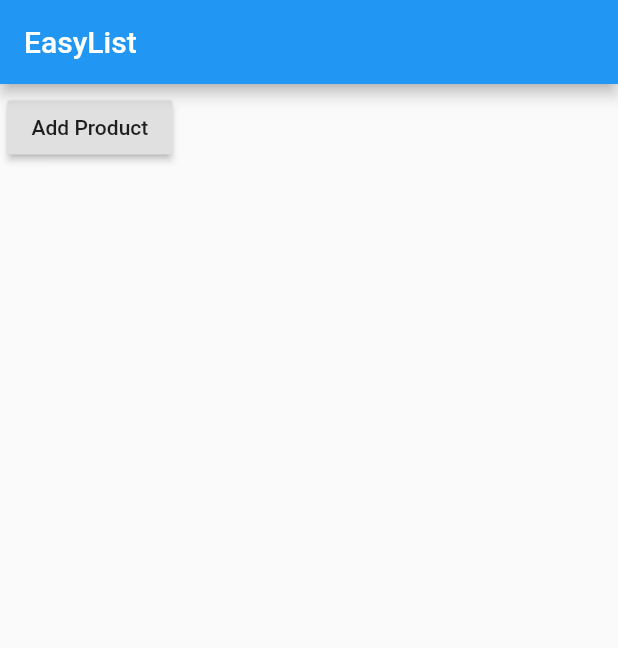
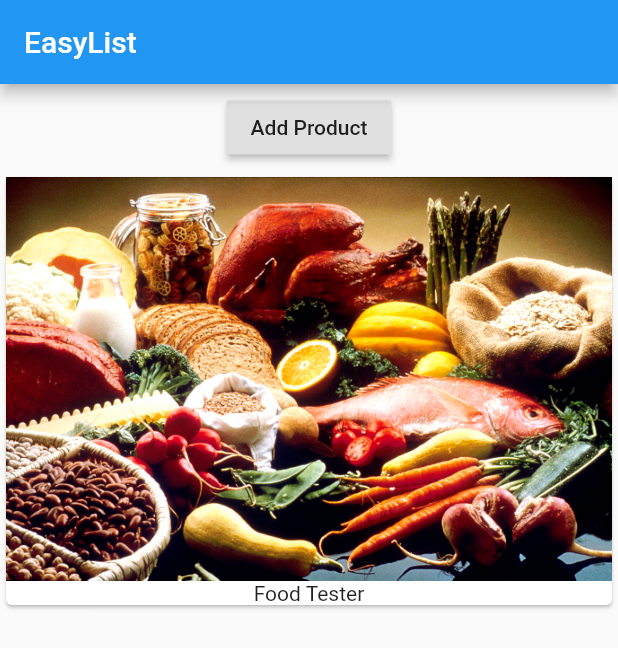
Before and after one commit to McRight/flutter-test, a Flutter app: the screen it shows after launch, on a phone screen of 412 x 824 dp. Shown: the top 648 px of the screen. Run offline on Flutter 3.47's test engine with Material 2 defaults, Android fonts, the phone set to English and light mode, and no system bars.

Commit message:
some changes

```diff
--- a/lib/main.dart
+++ b/lib/main.dart
@@ -1,40 +1,18 @@
 import 'package:flutter/material.dart';
+import './product_manager.dart';
 
 void main() => runApp(MyApp());
 
-class MyApp extends StatefulWidget {
-  @override
-  State<StatefulWidget> createState() {
-
-    return _MyAppState();
-  }
-}
-
-class _MyAppState extends State<MyApp> {
-  List<String> _products = ['Food Tester'];
-
+class MyApp extends StatelessWidget {
   @override
   Widget build(BuildContext context) {
     return MaterialApp(
       home: Scaffold(
-          appBar: AppBar(
-            title: Text('EasyList'),
-          ),
-          body: Column(
-            children: [
-              Container(
-                margin: EdgeInsets.all(5.0),
-                child: RaisedButton(
-                  onPressed: () {
-                    setState(() {
-                      _products.add('Advanced Food Tester');
-                    });
-                  },
-                  child: Text('Add Product'),
-                ),
-              ),
-            ],
-          )),
+        appBar: AppBar(
+          title: Text('EasyList'),
+        ),
+        body: ProductManager(),
+      ),
     );
   }
 }
--- /dev/null
+++ b/lib/product_manager.dart
@@ -0,0 +1,35 @@
+import 'package:flutter/material.dart';
+import './products.dart';
+
+class ProductManager extends StatefulWidget {
+  @override
+  State<StatefulWidget> createState() {
+    // TODO: implement createState
+    return _ProductManagerState();
+  }
+}
+
+class _ProductManagerState extends State<ProductManager> {
+  List<String> _products = ['Food Tester'];
+
+  @override
+  Widget build(BuildContext context) {
+    // TODO: implement build
+    return Column(
+      children: [
+        Container(
+          margin: EdgeInsets.all(5.0),
+          child: RaisedButton(
+            onPressed: () {
+              setState(() {
+                _products.add('Advanced Food Tester');
+              });
+            },
+            child: Text('Add Product'),
+          ),
+        ),
+        Products(_products)
+      ],
+    );
+  }
+}
```
